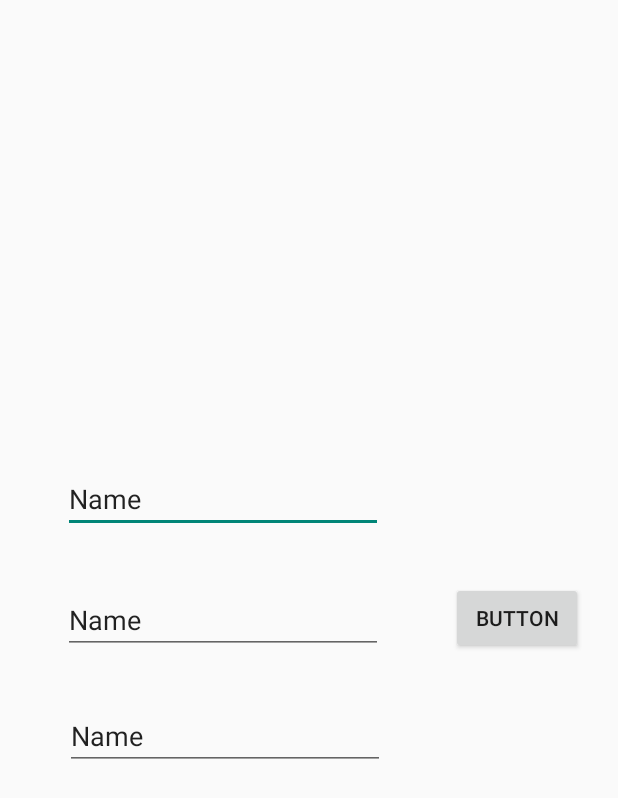
After one commit to Campus-Street-Cat/streetcat, an Android app: the FcmActivity screen opened directly, with no data from a screen before it, on a phone screen of 412 x 824 dp. The commit adds this screen. Shown: the top 798 px of the screen. Run offline under Robolectric (Android 15) with nearby library versions, the phone set to English and light mode, and no system bars; 1 statement that could not run was skipped.

Commit message:
fix(FcmActivity, FirebaseService.kt) : firebase fcm 알람 기능 구현(version 0.1)

```diff
--- /dev/null
+++ b/app/src/main/java/com/example/streetcat/activity/FcmActivity.kt
@@ -0,0 +1,63 @@
+package com.example.streetcat.activity
+
+import android.content.Context
+import android.os.Bundle
+import android.util.Log
+import androidx.appcompat.app.AppCompatActivity
+import androidx.databinding.DataBindingUtil.setContentView
+import com.example.streetcat.R
+import com.example.streetcat.data.NotificationData
+import com.example.streetcat.data.PushNotification
+import com.example.streetcat.data.RetrofitInstance
+import com.google.firebase.iid.FirebaseInstanceId
+import com.google.firebase.messaging.FirebaseMessaging
+import com.google.gson.Gson
+import kotlinx.android.synthetic.main.activity_fcm.*
+import kotlinx.coroutines.CoroutineScope
+import kotlinx.coroutines.Dispatchers
+import kotlinx.coroutines.launch
+
+const val TOPIC = "/topics/myTopic"
+
+class FcmActivity : AppCompatActivity() {
+
+    val TAG = "FcmActivity"
+
+    override fun onCreate(savedInstanceState: Bundle?) {
+        super.onCreate(savedInstanceState)
+        setContentView(R.layout.activity_fcm)
+        FirebaseService.sharedPref = getSharedPreferences("sharedPref", Context.MODE_PRIVATE)
+        FirebaseInstanceId.getInstance().instanceId.addOnSuccessListener {
+            FirebaseService.token = it.token
+            etToken.setText(it.token)
+        }
+        FirebaseMessaging.getInstance().subscribeToTopic(TOPIC)
+
+        btnSend.setOnClickListener {
+            val title = etTitle.text.toString()
+            val message = etMessage.text.toString()
+            val recipientToken = etToken.text.toString()
+            if(title.isNotEmpty() && message.isNotEmpty() && recipientToken.isNotEmpty()) {
+                PushNotification(
+                    NotificationData(title, message),
+                    recipientToken
+                ).also{
+                    sendNotification(it)
+                }
+            }
+        }
+    }
+
+    private fun sendNotification(notification: PushNotification) = CoroutineScope(Dispatchers.IO).launch {
+        try {
+            val response = RetrofitInstance.api.postNotification(notification)
+            if(response.isSuccessful) {
+                Log.d(TAG, "Response: ${Gson().toJson(response)}")
+            } else {
+                Log.e(TAG, response.errorBody().toString())
+            }
+        } catch(e: Exception) {
+            Log.e(TAG, e.toString())
+        }
+    }
+}
--- /dev/null
+++ b/app/src/main/java/com/example/streetcat/data/NotificationData.kt
@@ -0,0 +1,6 @@
+package com.example.streetcat.data
+
+data class NotificationData(
+    val title: String,
+    val message: String
+)
--- /dev/null
+++ b/app/src/main/java/com/example/streetcat/data/PushNotification.kt
@@ -0,0 +1,6 @@
+package com.example.streetcat.data
+
+data class PushNotification(
+    val data: NotificationData,
+    val to: String
+)
--- a/app/src/main/java/com/example/streetcat/fragment/NoticeFragment.kt
+++ b/app/src/main/java/com/example/streetcat/fragment/NoticeFragment.kt
@@ -79,6 +79,11 @@ class NoticeFragment : Fragment() {
 
             }
         })
+
+        btn_fcm_test.setOnClickListener {
+            val intent = Intent(context, FcmActivity::class.java)
+            startActivity(intent)
+        }
     }
 
 
--- a/app/src/main/java/com/example/streetcat/viewModel/RegisterViewModel.kt
+++ b/app/src/main/java/com/example/streetcat/viewModel/RegisterViewModel.kt
@@ -29,6 +29,10 @@ class RegisterViewModel() : ViewModel() {
         return userKey
     }
 
+    fun setToken(token: String, key: String){
+        database.getReference("users").child(key).child("token").setValue(token)
+    }
+
     fun setInfo(key: String, post: UserInfo){
         database.getReference("users").child(key).setValue(post)
     }
--- /dev/null
+++ b/app/src/main/res/layout/activity_fcm.xml
@@ -0,0 +1,55 @@
+<?xml version="1.0" encoding="utf-8"?>
+<androidx.constraintlayout.widget.ConstraintLayout
+    xmlns:android="http://schemas.android.com/apk/res/android"
+    xmlns:app="http://schemas.android.com/apk/res-auto"
+    xmlns:tools="http://schemas.android.com/tools"
+    android:layout_width="match_parent"
+    android:layout_height="match_parent">
+
+    <Button
+        android:id="@+id/btnSend"
+        android:layout_width="wrap_content"
+        android:layout_height="wrap_content"
+        android:layout_marginStart="45dp"
+        android:text="Button"
+        app:layout_constraintBottom_toBottomOf="parent"
+        app:layout_constraintStart_toEndOf="@+id/etTitle"
+        app:layout_constraintTop_toTopOf="parent" />
+
+    <EditText
+        android:id="@+id/etTitle"
+        android:layout_width="wrap_content"
+        android:layout_height="wrap_content"
+        android:layout_marginStart="42dp"
+        android:layout_marginTop="310dp"
+        android:ems="10"
+        android:inputType="textPersonName"
+        android:text="Name"
+        app:layout_constraintStart_toStartOf="parent"
+        app:layout_constraintTop_toTopOf="parent" />
+
+    <EditText
+        android:id="@+id/etMessage"
+        android:layout_width="wrap_content"
+        android:layout_height="wrap_content"
+        android:layout_marginStart="42dp"
+        android:layout_marginTop="35dp"
+        android:ems="10"
+        android:inputType="textPersonName"
+        android:text="Name"
+        app:layout_constraintStart_toStartOf="parent"
+        app:layout_constraintTop_toBottomOf="@+id/etTitle" />
+
+    <EditText
+        android:id="@+id/etToken"
+        android:layout_width="wrap_content"
+        android:layout_height="wrap_content"
+        android:layout_marginStart="43dp"
+        android:layout_marginTop="32dp"
+        android:ems="10"
+        android:inputType="textPersonName"
+        android:text="Name"
+        app:layout_constraintStart_toStartOf="parent"
+        app:layout_constraintTop_toBottomOf="@+id/etMessage" />
+
+</androidx.constraintlayout.widget.ConstraintLayout>
--- a/build.gradle
+++ b/build.gradle
@@ -9,7 +9,7 @@ buildscript {
 
         classpath "com.android.tools.build:gradle:4.1.2"
         classpath "org.jetbrains.kotlin:kotlin-gradle-plugin:$kotlin_version"
-        classpath 'com.google.gms:google-services:4.3.4'
+        classpath 'com.google.gms:google-services:4.3.5'
 
 
         // NOTE: Do not place your application dependencies here; they belong
```
Also changed, not shown: app/build.gradle (+9 -0 lines), app/src/main/AndroidManifest.xml (+11 -1 lines), app/src/main/java/com/example/streetcat/activity/FirebaseService.kt (added, +77 -0 lines), app/src/main/java/com/example/streetcat/activity/NoticeActivity.kt (+21 -2 lines), app/src/main/java/com/example/streetcat/activity/Registration.kt (+8 -0 lines), app/src/main/java/com/example/streetcat/data/Constants.kt (added, +10 -0 lines), app/src/main/java/com/example/streetcat/data/NotificationAPI.kt (added, +18 -0 lines), app/src/main/java/com/example/streetcat/data/RetrofitInstance.kt (added, +21 -0 lines), app/src/main/res/layout/fragment_notice.xml (+10 -0 lines), 1 other file.
